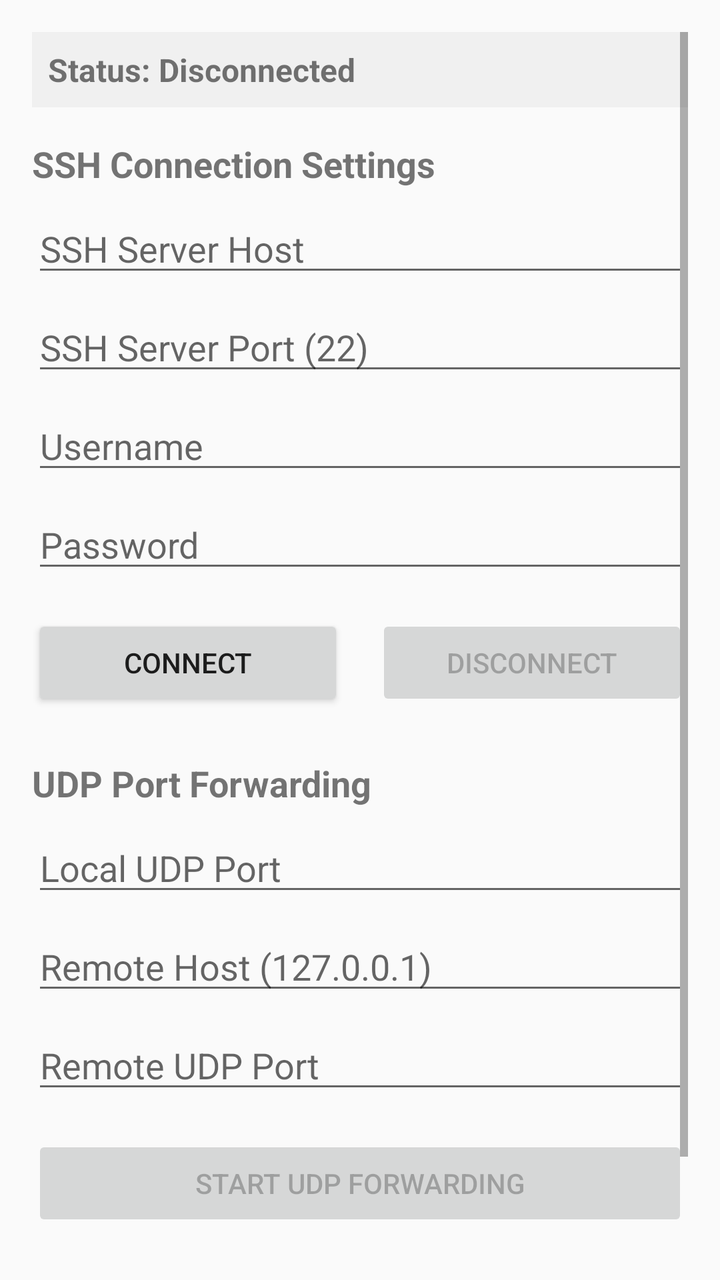
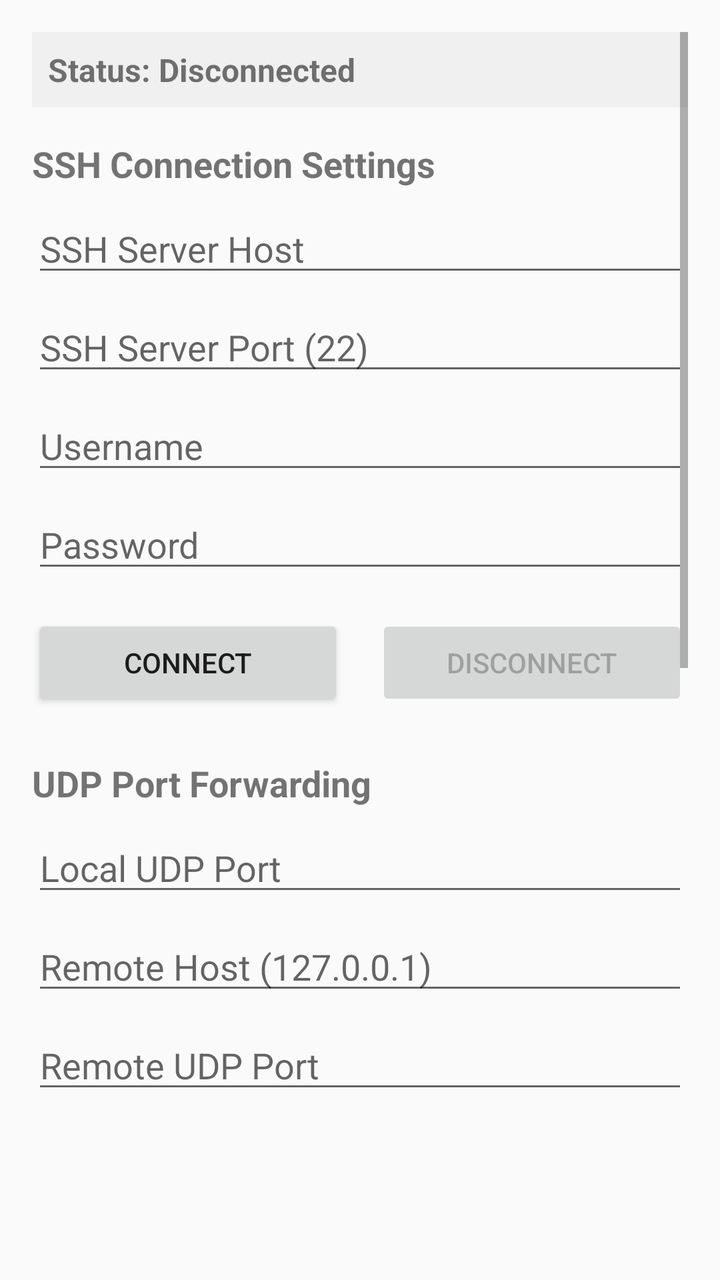

An Android layout rendered at two revisions. The XML below is the earlier revision; the diff shows what the commit changed to produce the second picture.
<!-- AndroidManifest.xml: application theme Theme.AppCompat.Light.DarkActionBar -->
<!-- res/layout/activity_main.xml -->
<?xml version="1.0" encoding="utf-8"?>
<ScrollView xmlns:android="http://schemas.android.com/apk/res/android"
    android:layout_width="match_parent"
    android:layout_height="match_parent"
    android:padding="16dp">

    <LinearLayout
        android:layout_width="match_parent"
        android:layout_height="wrap_content"
        android:orientation="vertical">

        <TextView
            android:id="@+id/status_text_view"
            android:layout_width="match_parent"
            android:layout_height="wrap_content"
            android:text="Status: Disconnected"
            android:textSize="16sp"
            android:textStyle="bold"
            android:layout_marginBottom="16dp"
            android:background="#f0f0f0"
            android:padding="8dp" />

        <TextView
            android:layout_width="match_parent"
            android:layout_height="wrap_content"
            android:text="SSH Connection Settings"
            android:textSize="18sp"
            android:textStyle="bold"
            android:layout_marginBottom="8dp" />

        <EditText
            android:id="@+id/host_edit_text"
            android:layout_width="match_parent"
            android:layout_height="wrap_content"
            android:hint="SSH Server Host"
            android:inputType="text"
            android:layout_marginBottom="8dp" />

        <EditText
            android:id="@+id/port_edit_text"
            android:layout_width="match_parent"
            android:layout_height="wrap_content"
            android:hint="SSH Server Port (22)"
            android:inputType="number"
            android:layout_marginBottom="8dp" />

        <EditText
            android:id="@+id/username_edit_text"
            android:layout_width="match_parent"
            android:layout_height="wrap_content"
            android:hint="Username"
            android:inputType="text"
            android:layout_marginBottom="8dp" />

        <EditText
            android:id="@+id/password_edit_text"
            android:layout_width="match_parent"
            android:layout_height="wrap_content"
            android:hint="Password"
            android:inputType="textPassword"
            android:layout_marginBottom="16dp" />

        <LinearLayout
            android:layout_width="match_parent"
            android:layout_height="wrap_content"
            android:orientation="horizontal"
            android:layout_marginBottom="24dp">

            <Button
                android:id="@+id/connect_button"
                android:layout_width="0dp"
                android:layout_height="wrap_content"
                android:layout_weight="1"
                android:text="Connect"
                android:layout_marginEnd="8dp" />

            <Button
                android:id="@+id/disconnect_button"
                android:layout_width="0dp"
                android:layout_height="wrap_content"
                android:layout_weight="1"
                android:text="Disconnect"
                android:layout_marginStart="8dp"
                android:enabled="false" />

        </LinearLayout>

        <TextView
            android:layout_width="match_parent"
            android:layout_height="wrap_content"
            android:text="UDP Port Forwarding"
            android:textSize="18sp"
            android:textStyle="bold"
            android:layout_marginBottom="8dp" />

        <EditText
            android:id="@+id/local_port_edit_text"
            android:layout_width="match_parent"
            android:layout_height="wrap_content"
            android:hint="Local UDP Port"
            android:inputType="number"
            android:layout_marginBottom="8dp" />

        <EditText
            android:id="@+id/remote_host_edit_text"
            android:layout_width="match_parent"
            android:layout_height="wrap_content"
            android:hint="Remote Host (127.0.0.1)"
            android:inputType="text"
            android:layout_marginBottom="8dp" />

        <EditText
            android:id="@+id/remote_port_edit_text"
            android:layout_width="match_parent"
            android:layout_height="wrap_content"
            android:hint="Remote UDP Port"
            android:inputType="number"
            android:layout_marginBottom="16dp" />

        <Button
            android:id="@+id/start_forwarding_button"
            android:layout_width="match_parent"
            android:layout_height="wrap_content"
            android:text="Start UDP Forwarding"
            android:enabled="false" />

        <TextView
            android:layout_width="match_parent"
            android:layout_height="wrap_content"
            android:text="Note: This app creates a UDP tunnel through SSH connection. Local UDP traffic will be forwarded to the remote server through the SSH tunnel."
            android:textSize="12sp"
            android:layout_marginTop="16dp"
            android:background="#fffacd"
            android:padding="8dp" />

    </LinearLayout>

</ScrollView>
<!-- resources referenced by this layout -->
<resources>

</resources>

<!-- the commit's change to res/layout/activity_main.xml (unified diff, before → after) -->
@@ -119,15 +119,26 @@
 
         <Button
             android:id="@+id/start_forwarding_button"
-            android:layout_width="match_parent"
+            android:layout_width="0dp"
             android:layout_height="wrap_content"
-            android:text="Start UDP Forwarding"
-            android:enabled="false" />
+            android:layout_weight="1"
+            android:text="Start Forwarding"
+            android:enabled="false"
+            android:layout_marginEnd="4dp" />
+
+        <Button
+            android:id="@+id/stop_forwarding_button"
+            android:layout_width="0dp"
+            android:layout_height="wrap_content"
+            android:layout_weight="1"
+            android:text="Stop Forwarding"
+            android:enabled="false"
+            android:layout_marginStart="4dp" />
 
         <TextView
             android:layout_width="match_parent"
             android:layout_height="wrap_content"
-            android:text="Note: This app creates a UDP tunnel through SSH connection. Local UDP traffic will be forwarded to the remote server through the SSH tunnel."
+            android:text="Note: This app creates a tunnel through SSH connection. Local traffic will be forwarded to the remote server through the SSH tunnel. For UDP forwarding, the app creates a TCP proxy that forwards data through SSH tunnel."
             android:textSize="12sp"
             android:layout_marginTop="16dp"
             android:background="#fffacd"
